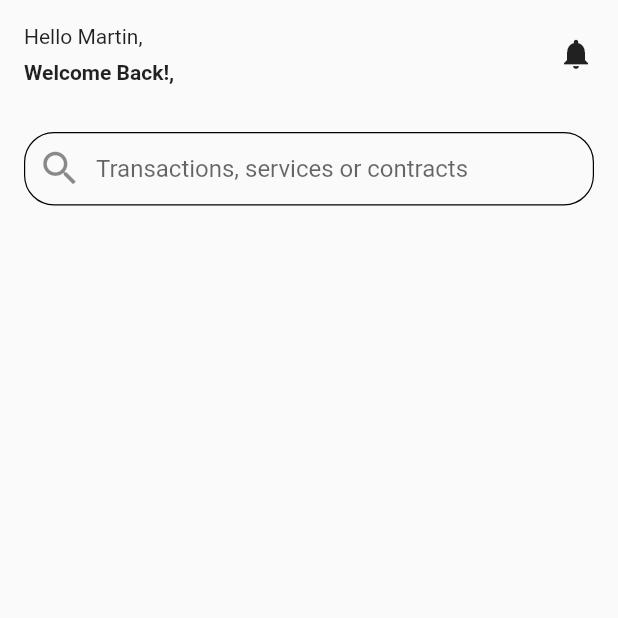
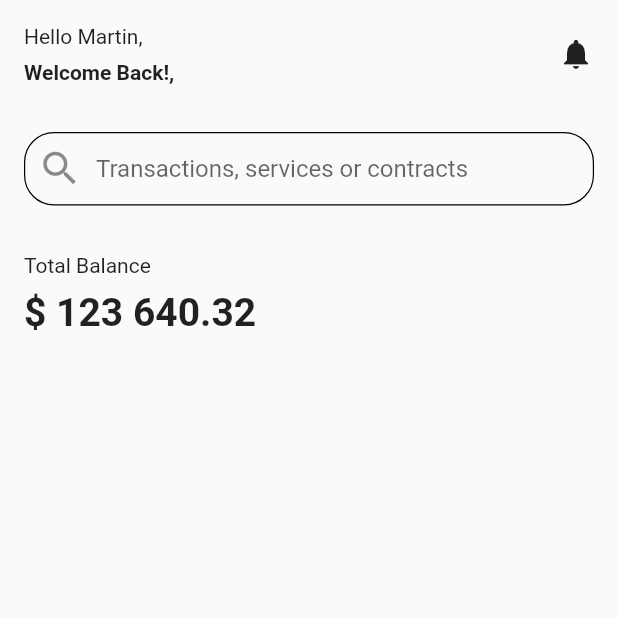
Before and after one commit to c0ff33-b34n/personal_finance_ui_flutter, a Flutter app: the screen it shows after launch, on a phone screen of 412 x 824 dp, the top half of it. Run offline on Flutter 3.47's test engine with Material 2 defaults, Android fonts, the phone set to English and light mode, and no system bars.

Commit message:
Add balance section

```diff
--- a/lib/main.dart
+++ b/lib/main.dart
@@ -27,6 +27,7 @@ class MyApp extends StatelessWidget {
             children: [
               userMessage,
               searchBar,
+              balance,
             ],
           ),
         ),
@@ -83,3 +84,31 @@ Widget searchBar = Container(
     ),
   ),
 );
+
+Widget balance = Container(
+  padding: const EdgeInsets.all(16),
+  child: Row(
+    children: [
+      Expanded(
+        child: Column(
+          crossAxisAlignment: CrossAxisAlignment.start,
+          children: [
+            Container(
+              padding: const EdgeInsets.only(bottom: 8),
+              child: const Text(
+                'Total Balance',
+              ),
+            ),
+            const Text(
+              '\$ 123 640.32',
+              style: TextStyle(
+                fontSize: 26.0,
+                fontWeight: FontWeight.bold,
+              ),
+            ),
+          ],
+        ),
+      ),
+    ],
+  ),
+);
```
